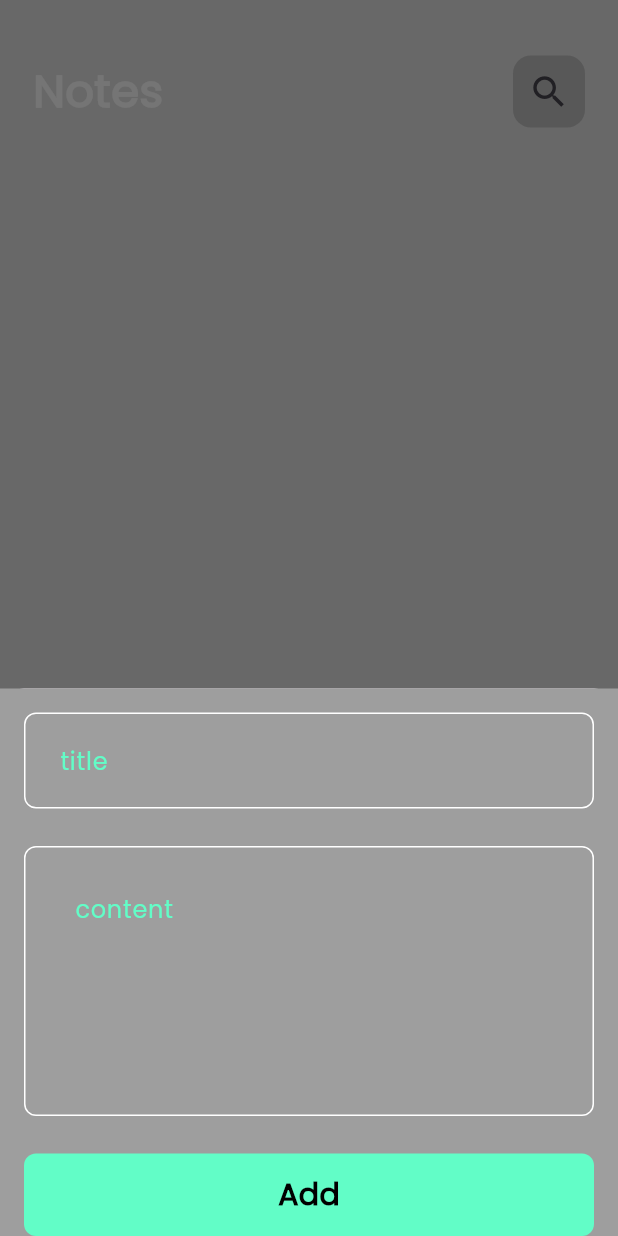
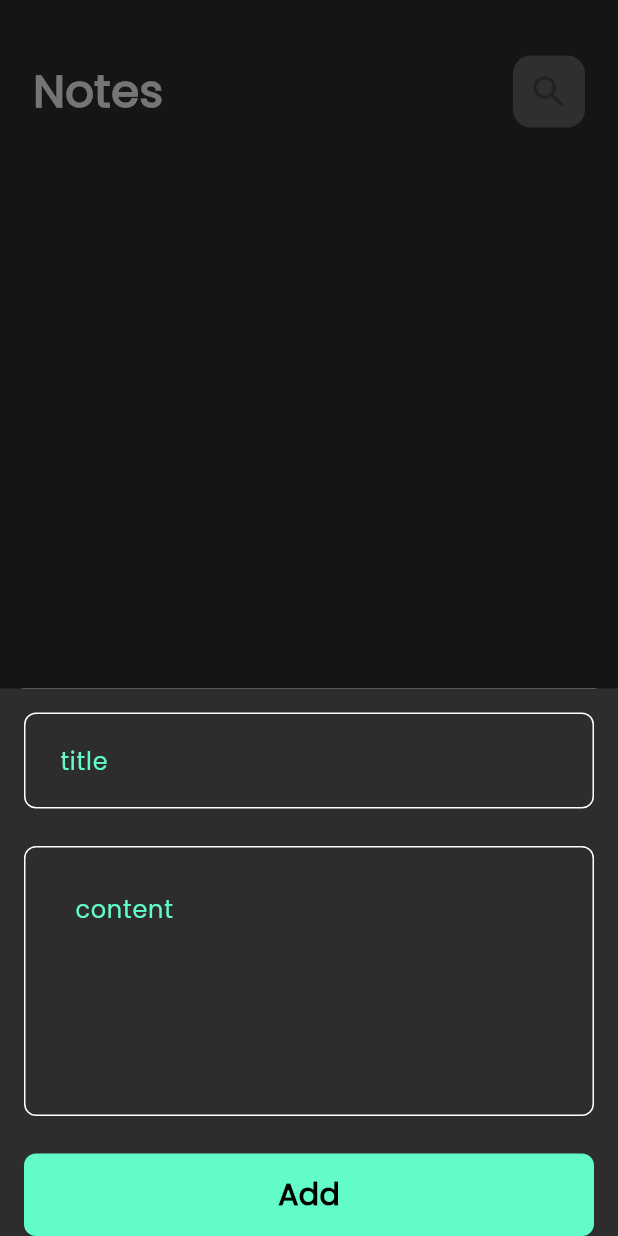
Before and after one commit to AAhmedTarekElshamy/notes_app, a Flutter app: the screen it shows after launch, after a tap on the "add" icon, on a phone screen of 412 x 824 dp. Run offline on Flutter 3.47's test engine with Material 3 defaults, Android fonts, the phone set to English and light mode, and no system bars; our stand-ins replace flutter_bloc, font_awesome_flutter, hive, hive_flutter, modal_progress_hud_nsn; accounts and stored records are empty; statements that could not run were skipped.

Commit message:
edit notes done

```diff
--- a/lib/cubits/notes_cubit/notes_cubit.dart
+++ b/lib/cubits/notes_cubit/notes_cubit.dart
@@ -12,5 +12,6 @@ class NotesCubit extends Cubit<NotesState> {
   fetchAllNotes() async {
     var notesBox = Hive.box<NoteModel>(kNotesBox);
       list = notesBox.values.toList();
+      emit(NotesSuccess());
   }
 }
--- a/lib/cubits/notes_cubit/notes_states.dart
+++ b/lib/cubits/notes_cubit/notes_states.dart
@@ -3,3 +3,5 @@ import '../../models/note_model.dart';
 abstract class NotesState {}
 
 class NotesInitial extends NotesState {}
+
+class NotesSuccess extends NotesState {}
--- a/lib/main.dart
+++ b/lib/main.dart
@@ -7,9 +7,10 @@ import 'package:notes_app/views/home_page.dart';
 import 'package:notes_app/views/widgets/constants.dart';
 
 import 'cubits/add_note_cubit/add_note_cubit.dart';
+import 'cubits/notes_cubit/notes_cubit.dart';
 
 void main() async {
-  Bloc.observer=SimpleBlocObserver();
+  Bloc.observer = SimpleBlocObserver();
   await Hive.initFlutter();
   Hive.registerAdapter(NoteModelAdapter());
   await Hive.openBox<NoteModel>(kNotesBox);
@@ -23,8 +24,9 @@ class MyApp extends StatelessWidget {
   // This widget is the root of your application.
   @override
   Widget build(BuildContext context) {
-    return
-       MaterialApp(
+    return BlocProvider(
+      create: (context) => NotesCubit(),
+      child: MaterialApp(
         debugShowCheckedModeBanner: false,
         title: 'Flutter Demo',
         theme: ThemeData(
@@ -32,7 +34,7 @@ class MyApp extends StatelessWidget {
           fontFamily: 'Poppins',
         ),
         home: const HomePage(),
-
+      ),
     );
   }
 }
--- a/lib/models/note_model.dart
+++ b/lib/models/note_model.dart
@@ -5,13 +5,13 @@ part'note_model.g.dart';
 @HiveType(typeId: 0)
 class NoteModel extends HiveObject {
   @HiveField(0)
-  final String title;
+    String title;
   @HiveField(1)
-  final String subTitle;
+    String subTitle;
   @HiveField(2)
   final String date;
   @HiveField(3)
-  final int color;
+    int color;
 
   NoteModel({required this.title,required this.subTitle,required this.date, required this.color});
 }
--- a/lib/views/home_page.dart
+++ b/lib/views/home_page.dart
@@ -5,7 +5,6 @@ import 'package:flutter_bloc/flutter_bloc.dart';
 import 'package:notes_app/views/widgets/add_note_bottom_sheet.dart';
 import 'package:notes_app/views/widgets/notes_body.dart';
 import '../cubits/notes_cubit/notes_cubit.dart';
-
 
 class HomePage extends StatefulWidget {
   const HomePage({super.key});
@@ -17,10 +16,8 @@ class HomePage extends StatefulWidget {
 class _HomePageState extends State<HomePage> {
   @override
   Widget build(BuildContext context) {
-    return BlocProvider(
-      create: (context) => NotesCubit(),
-      child: Scaffold(
-        backgroundColor: Colors.grey.withOpacity(0.3),
+    return Scaffold(
+        backgroundColor: Color(0xff2d2d2d),
         floatingActionButton: FloatingActionButton(
           onPressed: () {
             showModalBottomSheet(
@@ -35,8 +32,8 @@ class _HomePageState extends State<HomePage> {
           },
           child: const Icon(Icons.add),
         ),
-        body: const NotesBody(),
-      ),
+        body:  NotesBody(),
+
     );
   }
 }
--- a/lib/views/widgets/add_note_bottom_sheet.dart
+++ b/lib/views/widgets/add_note_bottom_sheet.dart
@@ -4,6 +4,7 @@ import 'package:modal_progress_hud_nsn/modal_progress_hud_nsn.dart';
 import 'package:notes_app/cubits/add_note_cubit/add_note_cubit.dart';
 import 'package:notes_app/cubits/add_note_cubit/add_note_state.dart';
 
+import '../../cubits/notes_cubit/notes_cubit.dart';
 import 'add_note_form.dart';
 import 'customButton.dart';
 import 'custom_text_field.dart';
@@ -22,24 +23,28 @@ class _AddNoteBottomSheetState extends State<AddNoteBottomSheet> {
     return BlocProvider(
       create: (context) => AddNotesCubit(),
       child: Container(
-        padding:  EdgeInsets.only(left: 16.0,right: 16.0,bottom: MediaQuery.of(context).viewInsets.bottom),
-        decoration: const BoxDecoration(
-          color: Colors.grey,
+        padding: EdgeInsets.only(
+            left: 16.0,
+            right: 16.0,
+            bottom: MediaQuery.of(context).viewInsets.bottom),
+        decoration: BoxDecoration(
+          color: Color(0xff2d2d2d),
         ),
         child: BlocConsumer<AddNotesCubit, AddNoteStates>(
             listener: (context, state) {
           if (state is AddNoteFaluire) {
             print('there was an error${state.errorMessage}');
           } else if (state is AddNoteSuccess) {
-           const SnackBar(
+            const SnackBar(
               content: Text('the operation succeded'),
               backgroundColor: Colors.deepOrange,
               duration: Duration(seconds: 2),
             );
             Navigator.pop(context);
+            BlocProvider.of<NotesCubit>(context).fetchAllNotes();
           }
         }, builder: (context, state) {
-          return  AbsorbPointer(
+          return AbsorbPointer(
             absorbing: state is AddNoteLoading ? true : false,
             child: const SingleChildScrollView(
               child: AddNoteForm(),
--- a/lib/views/widgets/add_note_form.dart
+++ b/lib/views/widgets/add_note_form.dart
@@ -4,6 +4,7 @@ import 'package:notes_app/cubits/add_note_cubit/add_note_cubit.dart';
 import 'package:notes_app/cubits/add_note_cubit/add_note_state.dart';
 import 'package:notes_app/models/note_model.dart';
 
+import '../../cubits/notes_cubit/notes_cubit.dart';
 import 'customButton.dart';
 import 'custom_text_field.dart';
 
--- a/lib/views/widgets/custom_app_bar.dart
+++ b/lib/views/widgets/custom_app_bar.dart
@@ -2,9 +2,10 @@ import 'package:flutter/material.dart';
 
 import 'custom_search_icon.dart';
 class CustomAppBar extends StatelessWidget {
-  const  CustomAppBar({super.key, required this.title, required this.icon});
+  const  CustomAppBar({super.key, required this.title, required this.icon, this.onPressed});
   final String? title;
-  final IconData icon;
+  final IconData? icon;
+  final void Function()? onPressed;
   @override
   Widget build(BuildContext context) {
     return   Row(
@@ -16,7 +17,7 @@ class CustomAppBar extends StatelessWidget {
           fontSize: 30,
           fontWeight: FontWeight.bold,
         ),),
-        CustomSearchIcon(icon: icon,),
+        CustomSearchIcon(icon: icon!, onPressed: onPressed,),
       ],
     );
   }
--- a/lib/views/widgets/custom_notes_item.dart
+++ b/lib/views/widgets/custom_notes_item.dart
@@ -1,5 +1,7 @@
 import 'package:flutter/material.dart';
+import 'package:flutter_bloc/flutter_bloc.dart';
 import 'package:font_awesome_flutter/font_awesome_flutter.dart';
+import 'package:notes_app/cubits/notes_cubit/notes_cubit.dart';
 import 'package:notes_app/models/note_model.dart';
 
 import '../edit_note_view.dart';
@@ -10,7 +12,7 @@ class CustomNoteItem extends StatelessWidget {
   Widget build(BuildContext context) {
     return  GestureDetector(
       onTap: (){
-        Navigator.push(context, MaterialPageRoute(builder: (context) => EditNoteView(),));
+        Navigator.push(context, MaterialPageRoute(builder: (context) => EditNoteView(note: note,),));
       },
 
       child: Container(
@@ -44,6 +46,7 @@ class CustomNoteItem extends StatelessWidget {
               trailing:  IconButton(
                   onPressed: (){
                     note.delete();
+                    BlocProvider.of<NotesCubit>(context).fetchAllNotes();
                   },
                   icon:const Icon( FontAwesomeIcons.trash,size: 25,color: Colors.black,)),
             ),
--- a/lib/views/widgets/custom_search_icon.dart
+++ b/lib/views/widgets/custom_search_icon.dart
@@ -1,7 +1,8 @@
 import 'package:flutter/material.dart';
 class CustomSearchIcon extends StatelessWidget {
-  const CustomSearchIcon({super.key, required this.icon});
+  const CustomSearchIcon({super.key, required this.icon, this.onPressed});
  final IconData icon;
+  final  Function()? onPressed;
   @override
   Widget build(BuildContext context) {
     return Container(
@@ -11,7 +12,7 @@ class CustomSearchIcon extends StatelessWidget {
       ),
       child: IconButton(
         icon: Icon(icon,size: 28,),
-        onPressed: (){},
+        onPressed: onPressed,
       ),
     );
   }
--- a/lib/views/widgets/custom_text_field.dart
+++ b/lib/views/widgets/custom_text_field.dart
@@ -2,14 +2,16 @@ import 'package:flutter/material.dart';
 
 import 'constants.dart';
 class CustomTextField extends StatelessWidget {
-  const CustomTextField({super.key, required this.hintText, this.maxLines = 1, required this.contentPadding, this.onSaved});
+  const CustomTextField({super.key, required this.hintText, this.maxLines = 1, required this.contentPadding, this.onSaved, this.onChanged});
    final String hintText;
    final int maxLines ;
    final double contentPadding;
    final void Function(String?)? onSaved;
+  final Function(String?)? onChanged;
   @override
   Widget build(BuildContext context) {
     return TextFormField(
+      onChanged: onChanged,
       onSaved: onSaved,
       validator: (value){
         if(value?.isEmpty?? true ){
--- a/lib/views/widgets/notes_body.dart
+++ b/lib/views/widgets/notes_body.dart
@@ -15,7 +15,7 @@ class NotesBody extends StatefulWidget {
 
 class _NotesBodyState extends State<NotesBody> {
   @override void initState() {
-    // TODO: implement initState
+
     BlocProvider.of<NotesCubit>(context).fetchAllNotes();
     super.initState();
   }
```
Also changed, not shown: lib/views/edit_note_view.dart (+5 -4 lines), lib/views/widgets/edit_note_view_body.dart (+29 -6 lines).
